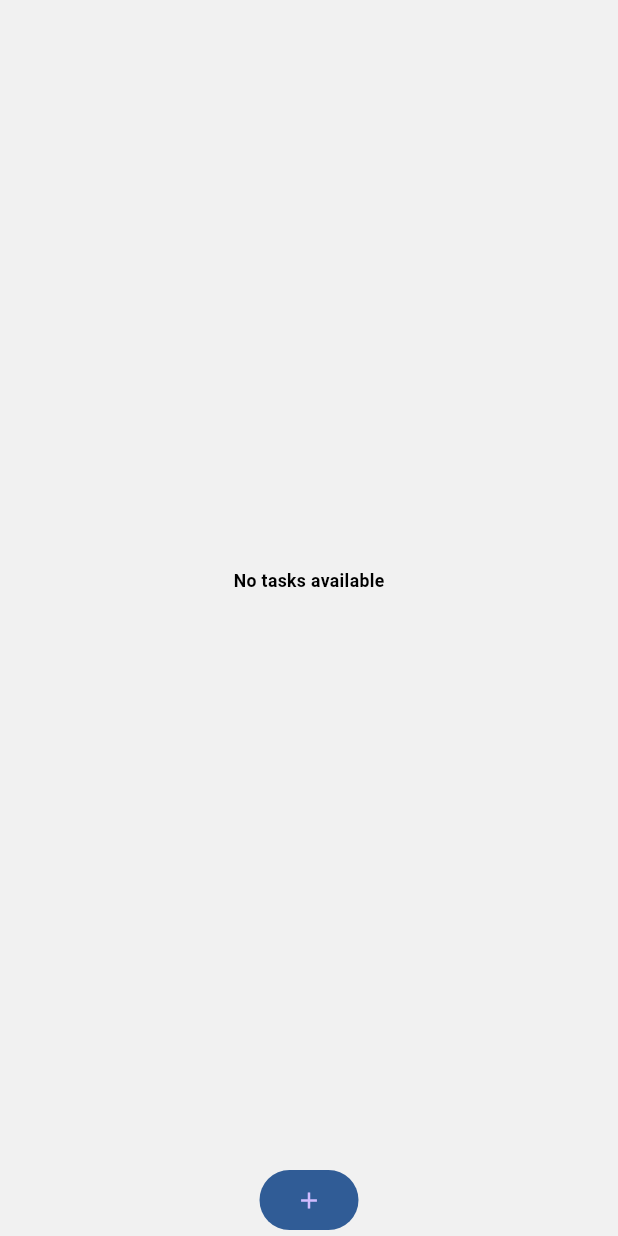
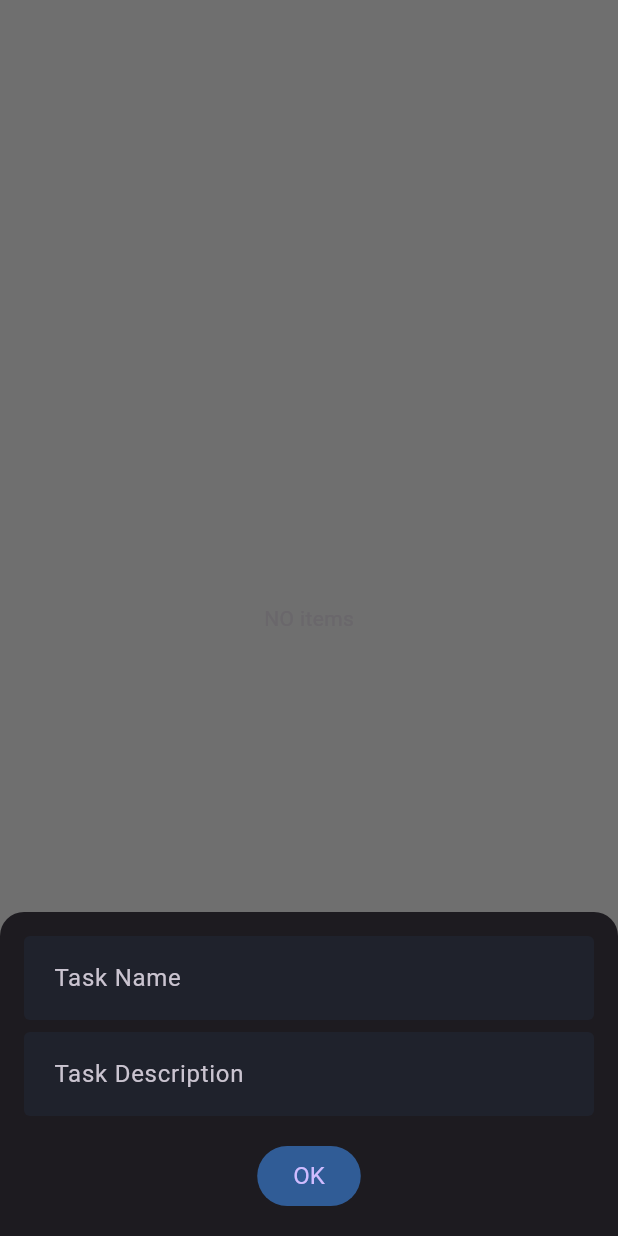
Before and after one commit to motazyusuf/task-manager, a Flutter app: the TasksScreen screen opened directly, after a tap on the "add" icon, on a phone screen of 412 x 824 dp. Run offline on Flutter 3.47's test engine with Material 3 defaults, Android fonts, the phone set to English and light mode, and no system bars; our stand-ins replace bloc, dartz, firebase_auth, firebase_core, flutter_bloc, flutter_screenutil and 3 more; accounts and stored records are empty; Roboto replaces fonts that are missing (CircularStd).

Commit message:
-Fixed bloc context error -changed elevated button logic to show bottom sheet to enter task details instead of hard entry

```diff
--- a/lib/core/configs/theme/app_colors.dart
+++ b/lib/core/configs/theme/app_colors.dart
@@ -21,7 +21,7 @@ class MyColors {
   static const onSecondBackgroundText = Color(0xFFEFEFEF);
   static const onSecondBackgroundIcon = Color(0xFFEFEFEF);
 
-  static const primaryAccent = Color(0xFF8e87c9);
+  static const primaryAccent = Color(0xfff24336);
   static const secondaryAccent = Color(0xFFf87c9f);
   static const complimentary = Color(0xffbccff9);
   static const active = Color(0xfff62660);
--- a/lib/features/tasks/data/repositories/task_repository.dart
+++ b/lib/features/tasks/data/repositories/task_repository.dart
@@ -11,10 +11,14 @@ class TaskRepository {
   }
 
   Stream<List<TaskModel>> getTasks() {
-    return taskBox.watch().map((event) => taskBox.values.toList());
+    return taskBox.watch().map((boxEvent) {
+      print("task items count is ${taskBox.length}");
+      return taskBox.values.toList();
+    });
   }
 
   Future<void> addTask(TaskModel task) async {
+    print("Adding task to Box name: ${taskBox.name}");
     await taskBox.put(task.name, task);
   }
 
--- a/lib/features/tasks/presentation/manager/task_bloc.dart
+++ b/lib/features/tasks/presentation/manager/task_bloc.dart
@@ -17,23 +17,28 @@ class TaskBloc extends Bloc<TaskEvent, TaskState> {
       });
     });
 
-    on<AddTask>((event, emit) {
-      taskRepository.addTask(event.task);
-    });
-
-    on<DeleteTask>((event, emit) {
-      taskRepository.deleteTask(event.name);
-    });
+    on<AddTask>(onAddTask);
+    on<DeleteTask>(onDelete);
 
     on<_UpdateTasks>((event, emit) {
       emit(TaskLoaded(event.tasks));
     });
   }
+
+  Future<void> onDelete(
+    DeleteTask event,
+    Emitter emit,
+  ) async {
+    taskRepository.deleteTask(event.name);
+  }
+
+  // Future<void> onLoadTask(event,emit) async {
+  //   taskRepository.getTasks().listen((tasks) {
+  //     add(_UpdateTasks(tasks)); // Internally updating state
+  //   });
+  // }
+
+  Future<void> onAddTask(event, emit) async {
+    taskRepository.addTask(event.task);
+  }
 }
-
-// for the LoadTask
-class _UpdateTasks extends TaskEvent {
-  final List<TaskModel> tasks;
-
-  _UpdateTasks(this.tasks);
-}
--- a/lib/features/tasks/presentation/manager/task_event.dart
+++ b/lib/features/tasks/presentation/manager/task_event.dart
@@ -7,12 +7,16 @@ class LoadTasks extends TaskEvent {}
 
 class AddTask extends TaskEvent {
   final TaskModel task;
-
   AddTask(this.task);
 }
 
 class DeleteTask extends TaskEvent {
   final String name;
-
   DeleteTask(this.name);
 }
+
+class _UpdateTasks extends TaskEvent {
+  final List<TaskModel> tasks;
+
+  _UpdateTasks(this.tasks);
+}
--- a/lib/features/tasks/presentation/manager/task_state.dart
+++ b/lib/features/tasks/presentation/manager/task_state.dart
@@ -7,6 +7,5 @@ class TaskInitial extends TaskState {}
 
 class TaskLoaded extends TaskState {
   final List<TaskModel> tasks;
-
   TaskLoaded(this.tasks);
 }
--- a/lib/features/tasks/presentation/pages/tasks_screen.dart
+++ b/lib/features/tasks/presentation/pages/tasks_screen.dart
@@ -1,72 +1,127 @@
 import 'package:firebase_auth/firebase_auth.dart';
 import 'package:flutter/material.dart';
 import 'package:flutter_bloc/flutter_bloc.dart';
-import 'package:task_manager/core/configs/theme/text_theme.dart';
-import 'package:task_manager/features/tasks/data/repositories/task_repository.dart';
+import 'package:task_manager/core/configs/theme/app_colors.dart';
 
 import '../../data/models/task_model.dart';
 import '../manager/task_bloc.dart';
 
-class TasksScreen extends StatelessWidget {
+class TasksScreen extends StatefulWidget {
   TasksScreen({super.key});
 
+  @override
+  State<TasksScreen> createState() => _TasksScreenState();
+}
+
+class _TasksScreenState extends State<TasksScreen> {
   final User? user = FirebaseAuth.instance.currentUser;
+  var tasks = [];
+
+  @override
+  void initState() {
+    // TODO: implement initState
+    BlocProvider.of<TaskBloc>(context).add(LoadTasks());
+    super.initState();
+  }
 
   @override
   Widget build(BuildContext context) {
-    return BlocProvider(
-      // Question
-      create: (context) => TaskBloc(TaskRepository(user!.uid)),
-      child: Column(
+    return Scaffold(
+      floatingActionButton: FloatingActionButton(
+        onPressed: () {
+          _showAddTaskBottomSheet(context);
+        },
+        backgroundColor: Colors.red, // Change color
+        child:
+            const Icon(Icons.add, color: Colors.white60), // Icon inside button
+      ),
+      body: BlocBuilder<TaskBloc, TaskState>(
+        builder: (context, state) {
+          if (state is TaskLoaded) {
+            tasks = state.tasks;
+            return Column(
+              crossAxisAlignment: CrossAxisAlignment.center,
               children: [
                 Expanded(
-            child: BlocBuilder<TaskBloc, TaskState>(
-              builder: (context, state) {
-                if (state is TaskLoaded) {
-                  final tasks = state.tasks;
-                  return ListView.builder(
+                  child: tasks.isEmpty
+                      ? const SizedBox()
+                      : ListView.builder(
                           itemCount: tasks.length,
                           itemBuilder: (context, index) {
                             final task = tasks[index];
                             return ListTile(
+                              tileColor: MyColors.primary,
                               title: Text(task.name),
                               subtitle: Text(task.description),
                               trailing: IconButton(
-                          icon: const Icon(Icons.delete, color: Colors.red),
-                          onPressed: () => context
+                                  icon: const Icon(Icons.delete,
+                                      color: Colors.red),
+                                  onPressed: () {
+                                    context
                                         .read<TaskBloc>()
-                              .add(DeleteTask(task.name)),
+                                        .add(DeleteTask(task.name));
+                                  }),
+                            );
+                          },
+                        ),
+                ),
+              ],
+            );
+          } else {
+            return const Center(
+              child: Text("NO items"),
+            );
+          }
+        },
+      ),
+    );
+  }
+
+  void _showAddTaskBottomSheet(BuildContext parentContext) {
+    TextEditingController nameController = TextEditingController();
+    TextEditingController descriptionController = TextEditingController();
+
+    showModalBottomSheet(
+      context: parentContext,
+      isScrollControlled: true, // Makes sheet full height
+      shape: const RoundedRectangleBorder(
+        borderRadius: BorderRadius.vertical(top: Radius.circular(16)),
+      ),
+      builder: (context) {
+        return Padding(
+          padding: EdgeInsets.only(
+            left: 16,
+            right: 16,
+            bottom: MediaQuery.of(context).viewInsets.bottom + 16,
+          ),
+          child: Column(
+            mainAxisSize: MainAxisSize.min,
+            children: [
+              const SizedBox(height: 16),
+              TextField(
+                controller: nameController,
+                decoration: InputDecoration(labelText: "Task Name"),
+              ),
+              const SizedBox(height: 8),
+              TextField(
+                controller: descriptionController,
+                decoration: InputDecoration(labelText: "Task Description"),
+              ),
+              const SizedBox(height: 16),
+              ElevatedButton(
+                onPressed: () {
+                  TaskModel task = TaskModel(
+                      name: nameController.text,
+                      description: descriptionController.text);
+                  // BlocProvider.of<TaskBloc>(context).add(AddTask(task));
+                  parentContext.read<TaskBloc>().add(AddTask(task));
+                },
+                child: Text("OK"),
+              ),
+            ],
           ),
         );
       },
     );
   }
-                return Center(
-                    child: Text(
-                  "No tasks available",
-                  style: MyTextStyle.onBackgroundBold12,
-                ));
-              },
-            ),
-          ),
-          ElevatedButton(
-              onPressed: () {
-                final task = TaskModel(
-                    name: "New Task", description: "Task description");
-                BlocProvider.of<TaskBloc>(context).add(AddTask(task));
-              },
-              child: const Icon(Icons.add))
-        ],
-      ),
-      // floatingActionButton: FloatingActionButton(
-      //   backgroundColor: MyColors.secondaryAccent,
-      //   onPressed: () {
-      //     final task =
-      //         TaskModel(name: "New Task", description: "Task description");
-      //     BlocProvider.of<TaskBloc>(context).add(AddTask(task));
-      //   },
-      //   child: const Icon(Icons.add),
-      // ),
-    );
 }
-}
--- a/lib/main_layout.dart
+++ b/lib/main_layout.dart
@@ -1,6 +1,9 @@
 import 'package:flutter/material.dart';
+import 'package:flutter_bloc/flutter_bloc.dart';
 import 'package:task_manager/core/configs/theme/app_colors.dart';
 import 'package:task_manager/core/constants/strings.dart';
+import 'package:task_manager/features/tasks/data/repositories/task_repository.dart';
+import 'package:task_manager/features/tasks/presentation/manager/task_bloc.dart';
 import 'package:task_manager/features/tasks/presentation/pages/tasks_screen.dart';
 
 class MainLayout extends StatefulWidget {
@@ -16,7 +19,10 @@ class _MainLayoutState extends State<MainLayout> {
 
   @override
   Widget build(BuildContext context) {
-    return Scaffold(
+    return BlocProvider(
+      create: (context) =>
+          TaskBloc(TaskRepository("EcCKyBpnNkPIekxU6I7Vavu88sA3")),
+      child: Scaffold(
         appBar: AppBar(
           centerTitle: true,
           backgroundColor: MyColors.primary,
@@ -25,7 +31,7 @@ class _MainLayoutState extends State<MainLayout> {
         body: _screens[_currentIndex],
         bottomNavigationBar: BottomNavigationBar(
           unselectedItemColor: MyColors.complimentary,
-        selectedItemColor: MyColors.secondaryAccent,
+          selectedItemColor: MyColors.primaryAccent,
           backgroundColor: MyColors.primary,
           currentIndex: _currentIndex,
           onTap: (index) {
@@ -44,6 +50,7 @@ class _MainLayoutState extends State<MainLayout> {
             ),
           ],
         ),
+      ),
     );
   }
 }
```
Lines whose indentation alone changed are shown as unchanged.
